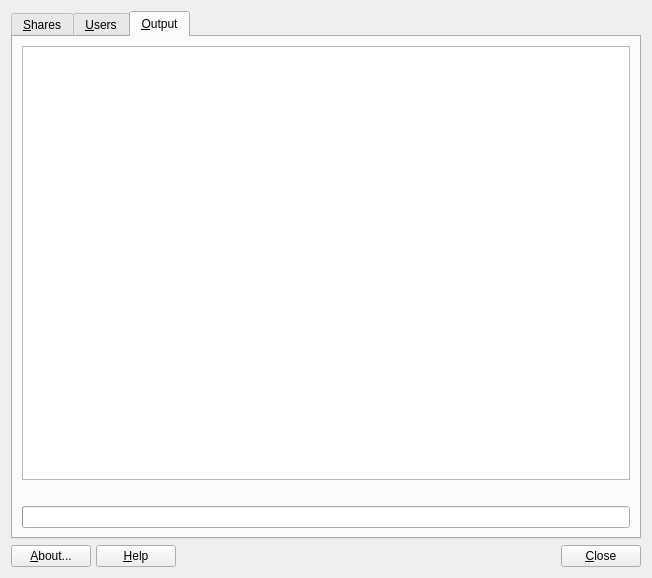
Qt form mainwindow.ui (MX-Linux/mx-samba-config) before a commit.
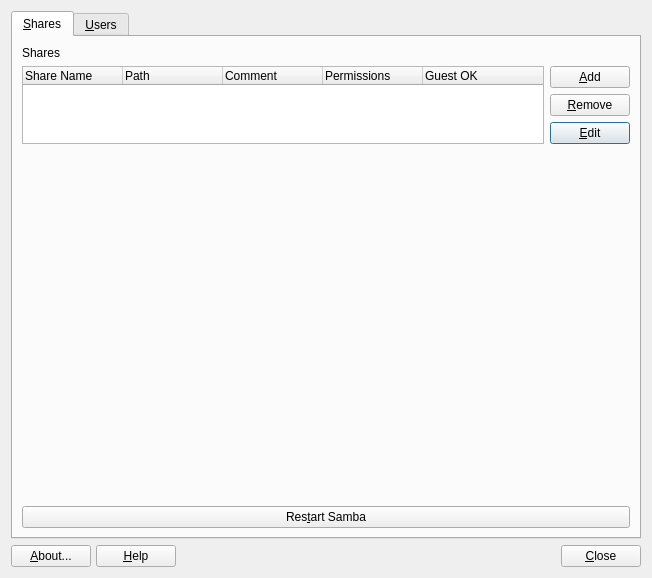
The same form after that commit. The open tabs and pages were chosen to show the change. Icons and pictures are not drawn.

Commit message: Remove 'Output' tab, probably not going to use one

```diff
--- a/mainwindow.ui
+++ b/mainwindow.ui
@@ -174,36 +174,6 @@
        </item>
       </layout>
      </widget>
-     <widget class="QWidget" name="tabWidgetPage2">
-      <attribute name="title">
-       <string>&amp;Output</string>
-      </attribute>
-      <layout class="QVBoxLayout" name="verticalLayout_2">
-       <item>
-        <widget class="QTextBrowser" name="outputBox"/>
-       </item>
-       <item>
-        <widget class="QLabel" name="outputLabel">
-         <property name="text">
-          <string/>
-         </property>
-         <property name="wordWrap">
-          <bool>true</bool>
-         </property>
-        </widget>
-       </item>
-       <item>
-        <widget class="QProgressBar" name="progressBar">
-         <property name="value">
-          <number>0</number>
-         </property>
-         <property name="textVisible">
-          <bool>false</bool>
-         </property>
-        </widget>
-       </item>
-      </layout>
-     </widget>
     </widget>
    </item>
    <item>
```
Left out of the diff: 1 changed line with no effect on the pictures. The commit also changes 2 other files.
